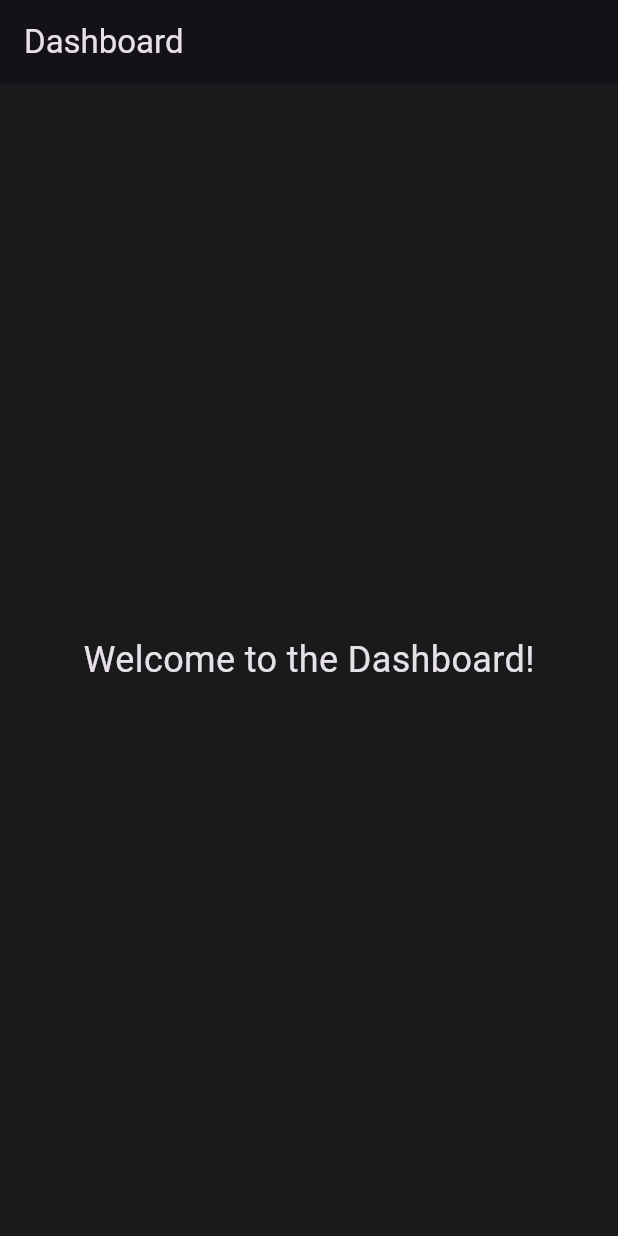
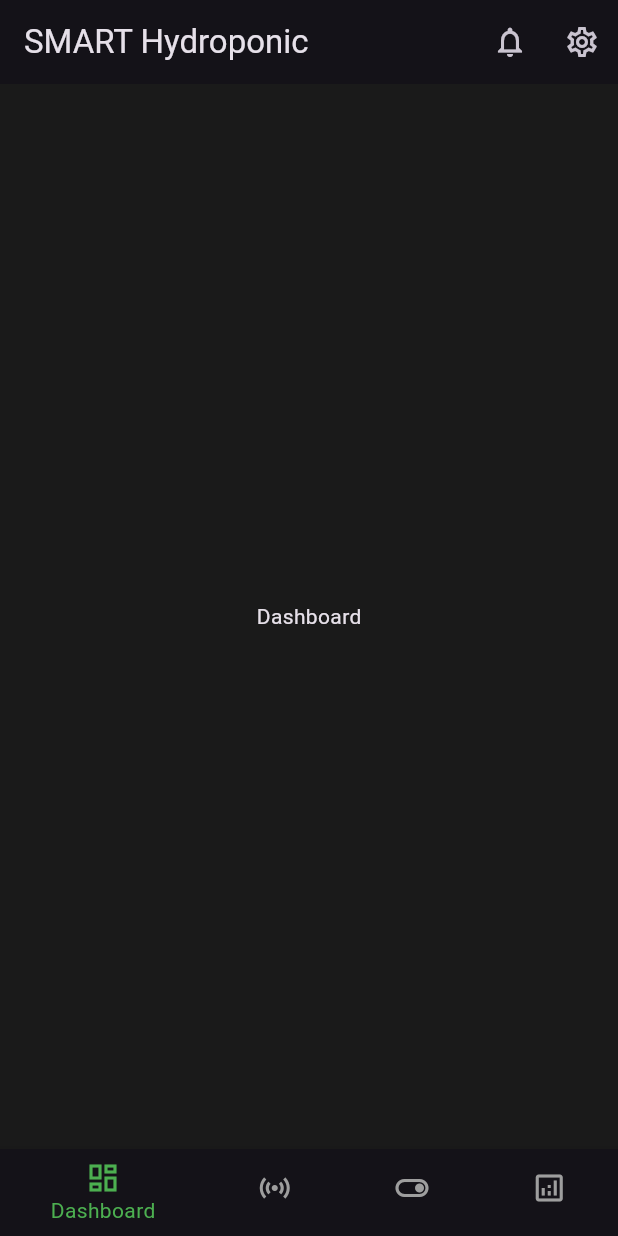
Before and after one commit to Yehia404/Smart-Hydroponic-App, a Flutter app: the DashboardScreen screen opened directly, on a phone screen of 412 x 824 dp. Run offline on Flutter 3.47's test engine with Material 3 defaults, Android fonts, the phone set to English and light mode, and no system bars.

Commit message:
initial dashboard screen with not working nav bar until rest of views are implemented

```diff
--- a/lib/view/dashboard/dashboard_screen.dart
+++ b/lib/view/dashboard/dashboard_screen.dart
@@ -1,17 +1,68 @@
 import 'package:flutter/material.dart';
 
-class DashboardScreen extends StatelessWidget {
+class DashboardScreen extends StatefulWidget {
   const DashboardScreen({super.key});
+
+  @override
+  State<DashboardScreen> createState() => _DashboardScreenState();
+}
+
+class _DashboardScreenState extends State<DashboardScreen> {
+  int _selectedIndex = 0;
+
+  // Placeholder widgets for now
+  static const List<Widget> _widgetOptions = <Widget>[
+    Center(child: Text('Dashboard')),
+
+  ];
+
+  void _onItemTapped(int index) {
+    setState(() {
+      _selectedIndex = index;
+    });
+  }
 
   @override
   Widget build(BuildContext context) {
     return Scaffold(
-      appBar: AppBar(title: const Text('Dashboard')),
-      body: const Center(
-        child: Text(
-          'Welcome to the Dashboard!',
-          style: TextStyle(fontSize: 24),
-        ),
+      appBar: AppBar(
+        title: const Text('SMART Hydroponic'),
+        actions: [
+          IconButton(
+            icon: const Icon(Icons.notifications_outlined),
+            onPressed: () {},
+
+          ),
+          IconButton(
+            icon: const Icon(Icons.settings_outlined),
+            onPressed: () {},
+          ),
+        ],
+      ),
+      body: Center(child: _widgetOptions.elementAt(_selectedIndex)),
+      bottomNavigationBar: BottomNavigationBar(
+        items: <BottomNavigationBarItem>[
+          BottomNavigationBarItem(
+            icon: const Icon(Icons.dashboard_outlined),
+            label: 'Dashboard',
+          ),
+          const BottomNavigationBarItem(
+            icon: Icon(Icons.sensors),
+            label: 'Sensors',
+          ),
+          const BottomNavigationBarItem(
+            icon: Icon(Icons.toggle_on_outlined),
+            label: 'Controls',
+          ),
+          const BottomNavigationBarItem(
+            icon: Icon(Icons.analytics_outlined),
+            label: 'Analytics',
+          ),
+        ],
+        currentIndex: _selectedIndex,
+        selectedItemColor: Colors.green,
+        unselectedItemColor: Colors.grey,
+        onTap: (_) {},// Till all items are implemented
       ),
     );
   }
```
